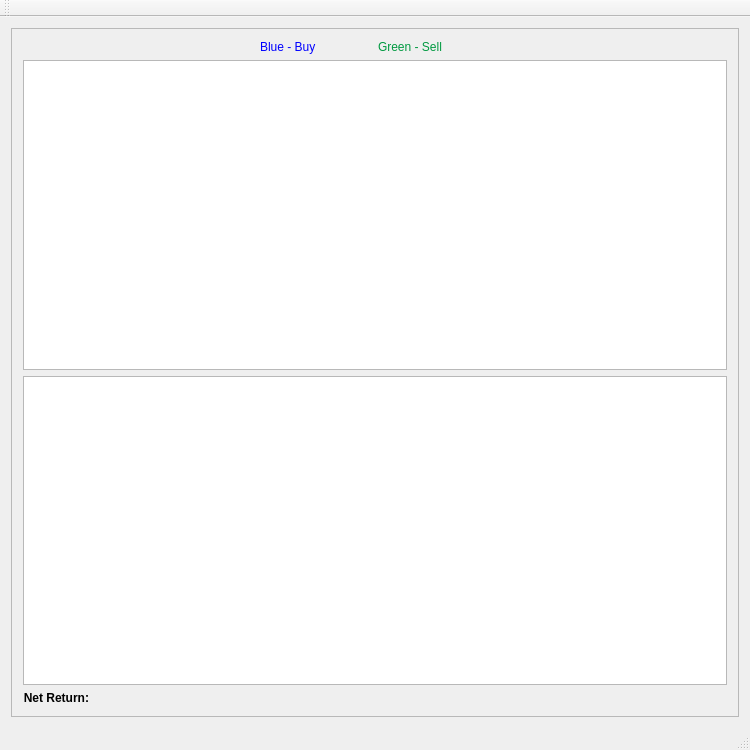
This is Trading_Platform_GUI_src/DisplayAnalysis.ui in mobeigi/Algorithmic-Trading as Qt 5 draws it before an edit. The edited form follows.
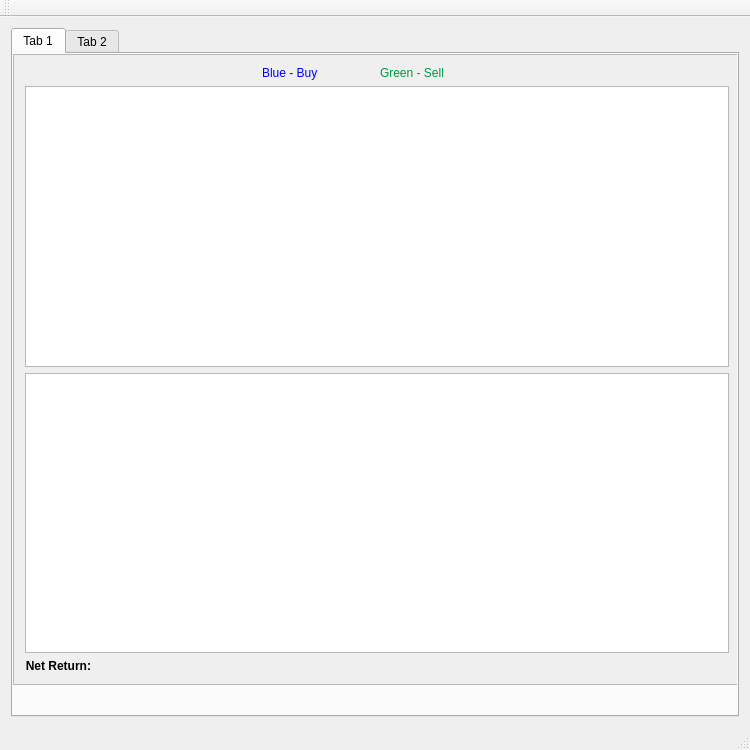
This is the edited form.

The edit to the form file:
```diff
--- a/Trading_Platform_GUI_src/DisplayAnalysis.ui
+++ b/Trading_Platform_GUI_src/DisplayAnalysis.ui
@@ -25,7 +25,23 @@
   <widget class="QWidget" name="centralWidget">
    <layout class="QGridLayout" name="gridLayout">
     <item row="0" column="0">
+     <widget class="QTabWidget" name="displayTabWidget">
+      <property name="currentIndex">
+       <number>0</number>
+      </property>
+      <widget class="QWidget" name="tab">
+       <attribute name="title">
+        <string>Tab 1</string>
+       </attribute>
      <widget class="QScrollArea" name="scrollArea">
+        <property name="geometry">
+         <rect>
+          <x>0</x>
+          <y>0</y>
+          <width>728</width>
+          <height>631</height>
+         </rect>
+        </property>
       <property name="widgetResizable">
        <bool>true</bool>
       </property>
@@ -34,8 +50,8 @@
         <rect>
          <x>0</x>
          <y>0</y>
-         <width>730</width>
-         <height>677</height>
+           <width>726</width>
+           <height>629</height>
         </rect>
        </property>
        <layout class="QGridLayout" name="gridLayout_2">
@@ -125,6 +141,13 @@
        </layout>
       </widget>
      </widget>
+      </widget>
+      <widget class="QWidget" name="tab_2">
+       <attribute name="title">
+        <string>Tab 2</string>
+       </attribute>
+      </widget>
+     </widget>
     </item>
    </layout>
   </widget>
```
Left out of the diff: 2 changed lines with no effect on the pictures. Lines whose indentation alone changed are shown as unchanged.
